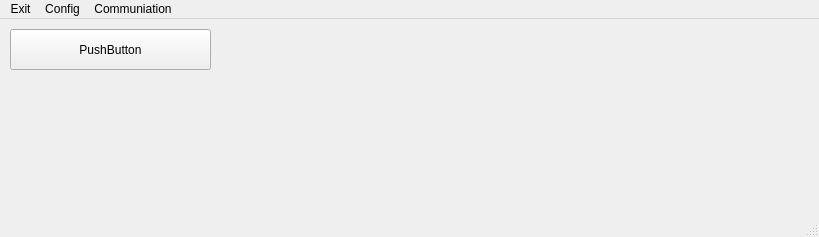
Before: the Qt Designer form ui/main.ui in ArJKloek/FlowControl, drawn with Qt 5.
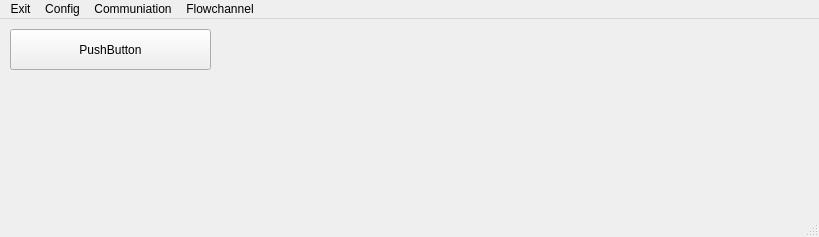
After: the same form once the commit is applied.

What changed in the file:
```diff
--- a/ui/main.ui
+++ b/ui/main.ui
@@ -10,6 +10,12 @@
     <height>237</height>
    </rect>
   </property>
+  <property name="sizePolicy">
+   <sizepolicy hsizetype="Ignored" vsizetype="Preferred">
+    <horstretch>0</horstretch>
+    <verstretch>0</verstretch>
+   </sizepolicy>
+  </property>
   <property name="windowTitle">
    <string>MainWindow</string>
   </property>
@@ -51,11 +57,18 @@
     <property name="title">
      <string>Communiation</string>
     </property>
-    <addaction name="actionOpen_channel"/>
+    <addaction name="actionOpen_scanner"/>
+   </widget>
+   <widget class="QMenu" name="menuFlowchannel">
+    <property name="title">
+     <string>Flowchannel</string>
+    </property>
+    <addaction name="actionStart_Flowchannel"/>
    </widget>
    <addaction name="menuExit"/>
    <addaction name="menuConfig"/>
    <addaction name="menuCommuniation"/>
+   <addaction name="menuFlowchannel"/>
   </widget>
   <widget class="QStatusBar" name="statusbar"/>
   <action name="actionOpen_channel">
```
Left out of the diff: 15 changed lines with no effect on the pictures.
